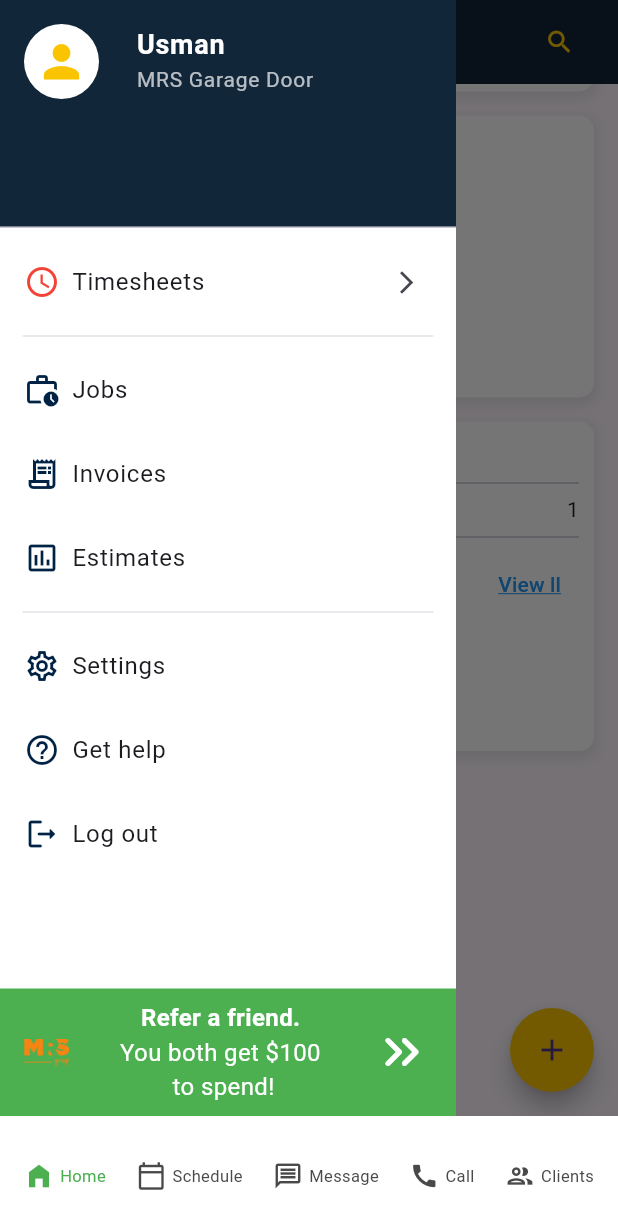
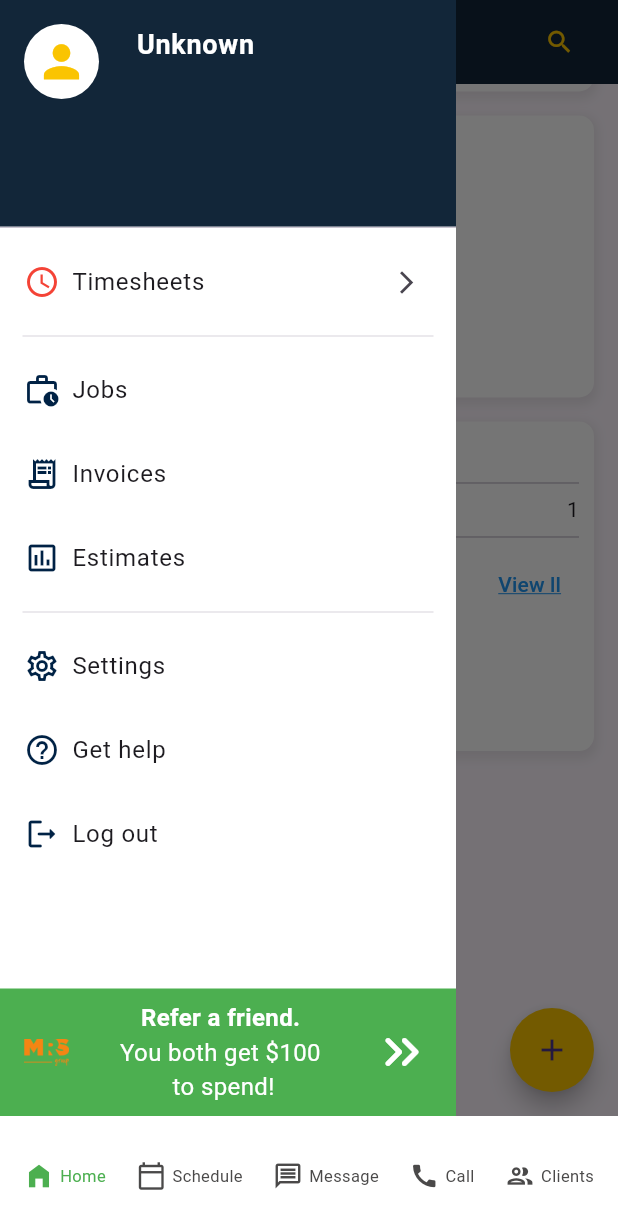
Before and after one commit to EngNazarHussain/CRM_MRS, a Flutter app: the BottomNavBar screen opened directly, scrolled down 517 dp, after a tap on the "format align left" icon, on a phone screen of 412 x 824 dp. Shown: the top 1229 px of the screen. Run offline on Flutter 3.47's test engine with Material 3 defaults, Android fonts, the light colour scheme and no system bars; our stand-ins replace awesome_dialog, connectivity_plus, fluttertoast, get, get_storage, image_picker and 5 more; missing offline and left inert: insta_image_viewer, overlay_loader_with_app_icon, shrink_sidemenu; accounts and stored records are empty; statements that could not run were skipped.

Commit message:
done 16 sep

```diff
--- a/lib/model/database/local_db.dart
+++ b/lib/model/database/local_db.dart
@@ -97,7 +97,7 @@ class DBManager {
       try {
         var decodedUser = jsonDecode(user);
         var _user = LogInModel.fromJson(decodedUser);
-        userEmail = _user.user.email ?? ""; // Fetch email from user data
+        userEmail = _user.data.user.email ?? ""; // Fetch email from user data inside the data field
       } catch (e) {
         debugPrint("catch:$e");
       }
@@ -115,7 +115,7 @@ class DBManager {
       try {
         var decodedUser = jsonDecode(user);
         var _user = LogInModel.fromJson(decodedUser);
-        userToken = _user.token; // Fetch token directly
+        userToken = _user.data.accessToken; // Fetch token from data.access_token
       } catch (e) {
         debugPrint("catch:$e");
       }
--- a/lib/view/screens/dashboard/BottomBarScreen/complaint.dart
+++ b/lib/view/screens/dashboard/BottomBarScreen/complaint.dart
@@ -36,7 +36,7 @@ class _ComplaintState extends State<Complaint> {
       appBar: CustomAppBar(
         scaffoldKey: _scaffoldKey,
       ),
-      drawer: CustomDrawer(), // Your custom drawer widget
+     // drawer: CustomDrawer(), // Your custom drawer widget
       body: Container(
         margin: EdgeInsets.only(left: marginLR, right: marginLR, top: 25),
         child: Column(
--- a/lib/view/screens/dashboard/BottomBarScreen/dashboard.dart
+++ b/lib/view/screens/dashboard/BottomBarScreen/dashboard.dart
@@ -17,14 +17,17 @@ import 'package:shared_preferences/shared_preferences.dart';
 import '../../../../constant.dart';
 
 class Dashboard extends StatefulWidget {
-  Dashboard();
+  bool isLoading;
+String user;
+String userTypeDisplay;
+  Dashboard({required this.isLoading, required  this.user, required this.userTypeDisplay});
   @override
   State<Dashboard> createState() => _DashboardState();
 }
 
 class _DashboardState extends State<Dashboard> {
   final AuthRepo authRepo = AuthRepo(apiClient: ApiClient());
-  bool isLoading = true;
+ // bool isLoading = true;
   final List<Map<String, dynamic>> dashboardData = [
     {
       'title': 'Today',
@@ -91,17 +94,12 @@ class _DashboardState extends State<Dashboard> {
 
   final GlobalKey<ScaffoldState> _scaffoldKey =
       GlobalKey<ScaffoldState>(); // Create GlobalKey
-      bool errorLod = false;
-      String userName  = '';
-        String userStatus = '';
-          String userTypeDisplay = '';
-            String userEmail  = '';
-             String authToken  = '';
+
 
   @override
   void initState() {
     super.initState();
-    loadSessionData();
+
 
   }
 
@@ -109,63 +107,6 @@ class _DashboardState extends State<Dashboard> {
   void dispose() {
     super.dispose();
   }
-    Future<void> checkConnectivity() async {
-    var connectivityResult = await (Connectivity().checkConnectivity());
-
-    if (connectivityResult == ConnectivityResult.none) {
-      setState(() {
-        errorLod = true;
-      });
-    } else {
-      setState(() {
-        errorLod = false;
-      });
-    }
-  }
-
-Future<void> loadSessionData() async {
-  final SharedPreferences prefs = await SharedPreferences.getInstance();
-
-  // Fetch the specific fields based on new API response
-  final String? firstName = prefs.getString('first_name');
-  final String? lastName = prefs.getString('last_name');
-  final String? status = prefs.getString('status');
-  final String? token = prefs.getString('token');
-  final String? userType = prefs.getString('user_type');
-
-  // Check if firstName and lastName exist before proceeding
-  if (firstName != null && lastName != null) {
-    setState(() {
-      userName = '$firstName $lastName';  // Combine first and last name
-      userStatus = status ?? 'Unknown';   // Status handling with a fallback value
-      authToken = token ?? 'N/A';         // Token handling
-      userTypeDisplay = userType ?? 'Unknown';  // User type handling
-    });
-      isLoading = false;
-
-    // Additional actions like connectivity check can follow here
-    checkConnectivity();
-
-    await Future.delayed(Duration(seconds: 1));
-
-    if (errorLod == true) {
-      AwesomeDialog(
-        context: context,
-        dialogType: DialogType.info,
-        animType: AnimType.bottomSlide,
-        title: 'No Internet Connection!',
-        desc: 'No active internet connection was found! \n The app will not run in offline mode, for the best experience, please connect to the internet!',
-        btnCancel: IconButton(
-          onPressed: () {
-            Navigator.pop(context);
-          },
-          icon: Icon(Icons.check),
-          color: Colors.green,
-        ),
-      ).show();
-    }
-  }
-}
 
 
   void _showBottomSheet(BuildContext context, String clientName) {
@@ -252,18 +193,18 @@ Future<void> loadSessionData() async {
 
     return OverlayLoaderWithAppIcon(
         overlayBackgroundColor: Colors.transparent,
-        isLoading: isLoading,
+        isLoading:widget.isLoading,
         appIcon: CircularProgressIndicator(),
         child: Container(
           child: Scaffold(
             key: _scaffoldKey, // Assign key to Scaffold
 
             appBar: CustomAppBar(
-              userName: userName,
-              userType: userTypeDisplay,
+              userName:widget.user,
+              userType: widget.userTypeDisplay,
               scaffoldKey: _scaffoldKey,
             ),
-            drawer: CustomDrawer(), // Your custom drawer widget
+            drawer: CustomDrawer(widget.userTypeDisplay, widget.user), // Your custom drawer widget
             body: ListView(
               padding: EdgeInsets.all(16.0),
               children: [
--- a/lib/view/screens/dashboard/BottomBarScreen/schedule/schedule.dart
+++ b/lib/view/screens/dashboard/BottomBarScreen/schedule/schedule.dart
@@ -4,6 +4,10 @@ import 'package:flutter/material.dart';
 
 
 class ScheduleScreen extends StatefulWidget {
+
+ String userTypeDisplay = '';
+  String userName = '';
+  ScheduleScreen(this.userTypeDisplay, this.userName);
   @override
   _ScheduleScreenState createState() => _ScheduleScreenState();
 }
--- a/lib/view/screens/dashboard/bottomNavBar.dart
+++ b/lib/view/screens/dashboard/bottomNavBar.dart
@@ -1,3 +1,5 @@
+import 'package:awesome_dialog/awesome_dialog.dart';
+import 'package:connectivity_plus/connectivity_plus.dart';
 import 'package:crm_mrs_app/view/screens/dashboard/BottomBarScreen/calls/calls_list.dart';
 import 'package:crm_mrs_app/view/screens/dashboard/BottomBarScreen/clients/clients_list.dart';
 import 'package:crm_mrs_app/view/screens/dashboard/BottomBarScreen/dashboard.dart';
@@ -16,15 +18,20 @@ class BottomNavBar extends StatefulWidget {
   _BottomNavBarState createState() => _BottomNavBarState();
 }
 
-class _BottomNavBarState extends State<BottomNavBar>
-    with TickerProviderStateMixin {
+class _BottomNavBarState extends State<BottomNavBar> with TickerProviderStateMixin {
   String initialTabString = "Dashboard";
   int _selectedIndex = 0;
-  List<Widget> _widgetOptions = <Widget>[];
+  List<Widget> _widgetOptions = [];
 
   bool isOpened = false;
-  String? _errorMessage;
-  static bool isLoading = true;
+  bool errorLod = false;
+  String userName = '';
+  String userStatus = '';
+  String userTypeDisplay = '';
+  String userEmail = '';
+  String authToken = '';
+  bool isLoading = true;
+
   final GlobalKey<SideMenuState> _endSideMenuKey = GlobalKey<SideMenuState>();
 
   toggleMenu([bool end = false]) {
@@ -43,16 +50,72 @@ class _BottomNavBarState extends State<BottomNavBar>
     prefs.setBool('isLoggedIn', false);
   }
 
+  Future<void> checkConnectivity() async {
+    var connectivityResult = await (Connectivity().checkConnectivity());
+    if (connectivityResult == ConnectivityResult.none) {
+      setState(() {
+        errorLod = true;
+      });
+    } else {
+      setState(() {
+        errorLod = false;
+      });
+    }
+  }
+
+  Future<void> loadSessionData() async {
+    final SharedPreferences prefs = await SharedPreferences.getInstance();
+    final String? firstName = prefs.getString('first_name');
+    final String? lastName = prefs.getString('last_name');
+    final String? status = prefs.getString('status');
+    final String? token = prefs.getString('token');
+    final String? userType = prefs.getString('user_type');
+
+    if (firstName != null && lastName != null) {
+      setState(() {
+        userName = '$firstName $lastName';
+        userStatus = status ?? 'Unknown';
+        authToken = token ?? 'N/A';
+        userTypeDisplay = userType ?? 'Unknown';
+        isLoading = false;
+      });
+
+      checkConnectivity();
+
+      if (errorLod == true) {
+        AwesomeDialog(
+          context: context,
+          dialogType: DialogType.info,
+          animType: AnimType.bottomSlide,
+          title: 'No Internet Connection!',
+          desc:
+              'No active internet connection was found! \n The app will not run in offline mode, for the best experience, please connect to the internet!',
+          btnCancel: IconButton(
+            onPressed: () {
+              Navigator.pop(context);
+            },
+            icon: Icon(Icons.check),
+            color: Colors.green,
+          ),
+        ).show();
+      }
+    }
+  }
+
   @override
   void initState() {
     super.initState();
-    _widgetOptions = [
-      Dashboard(),
-      ScheduleScreen(),
-      News(),
-      CallListScreen(),
-      ClientsListScreen(),
-    ];
+    loadSessionData().then((_) {
+      setState(() {
+        _widgetOptions = [
+          Dashboard(user: userName, userTypeDisplay: userTypeDisplay, isLoading: isLoading),
+          ScheduleScreen(userTypeDisplay,userName),
+          News( userTypeDisplay,userName),
+          CallListScreen( userTypeDisplay,userName),
+          ClientsListScreen( userTypeDisplay,userName),
+        ];
+      });
+    });
   }
 
   void _onItemTapped(int index) {
@@ -69,60 +132,42 @@ class _BottomNavBarState extends State<BottomNavBar>
       } else if (index == 4) {
         initialTabString = "Clients";
       }
-      print("Bottom bar Value : $index");
     });
   }
 
   @override
   Widget build(BuildContext context) {
+    if (isLoading) {
+      return Center(child: CircularProgressIndicator()); // Show loading state
+    }
+
     double scWidth = MediaQuery.of(context).size.width;
     double scHeight = MediaQuery.of(context).size.height;
+
     return SideMenu(
       key: _endSideMenuKey,
-      inverse: true, // end side menu
+      inverse: true,
       background: applightcolor,
       type: SideMenuType.shrinkNSlide,
       menu: Padding(
         padding: const EdgeInsets.only(left: 25.0),
-        child: CustomDrawer(),
+        child: CustomDrawer(userTypeDisplay, userName),
       ),
       onChange: (_isOpened) {
         setState(() => isOpened = _isOpened);
       },
       child: Scaffold(
-        //backgroundColor: greyColor,
-        // appBar: CustomAppBar(),
         body: _widgetOptions.elementAt(_selectedIndex),
         bottomNavigationBar: BottomAppBar(
           color: dfColor,
           child: Row(
             mainAxisAlignment: MainAxisAlignment.spaceBetween,
             children: <Widget>[
-              _buildTabItem(
-                index: 0,
-                icon: Icons.home_filled,
-                text: "Home",
-              ),
-              _buildTabItem(
-                index: 1,
-                icon: Icons.calendar_today_outlined,
-                text: "Schedule",
-              ),
-              _buildTabItem(
-                index: 2,
-                icon: Icons.message_outlined,
-                text: "Message",
-              ),
-              _buildTabItem(
-                index: 3,
-                icon: Icons.call,
-                text: "Call",
-              ),
-              _buildTabItem(
-                index: 4,
-                icon: Icons.group_outlined,
-                text: "Clients",
-              ),
+              _buildTabItem(index: 0, icon: Icons.home_filled, text: "Home"),
+              _buildTabItem(index: 1, icon: Icons.calendar_today_outlined, text: "Schedule"),
+              _buildTabItem(index: 2, icon: Icons.message_outlined, text: "Message"),
+              _buildTabItem(index: 3, icon: Icons.call, text: "Call"),
+              _buildTabItem(index: 4, icon: Icons.group_outlined, text: "Clients"),
             ],
           ),
         ),
@@ -130,8 +175,7 @@ class _BottomNavBarState extends State<BottomNavBar>
     );
   }
 
-  Widget _buildTabItem(
-      {required int index, required IconData icon, required String text}) {
+  Widget _buildTabItem({required int index, required IconData icon, required String text}) {
     return GestureDetector(
       onTap: () => _onItemTapped(index),
       child: Container(
@@ -148,8 +192,7 @@ class _BottomNavBarState extends State<BottomNavBar>
             Text(
               text,
               style: TextStyle(
-                  color:
-                      _selectedIndex == index ? Colors.green : lightBlackColor,
+                  color: _selectedIndex == index ? Colors.green : lightBlackColor,
                   fontSize: exXSmFontSize - 1),
             ),
           ],
--- a/lib/view/screens/dashboard/drawer/custom_drawer.dart
+++ b/lib/view/screens/dashboard/drawer/custom_drawer.dart
@@ -9,6 +9,10 @@ import 'package:flutter/material.dart';
 import 'package:get/get.dart';
 
 class CustomDrawer extends StatelessWidget {
+String userTypeDisplay = '';
+String user = '';
+  CustomDrawer(this. userTypeDisplay, this.user);
+
   @override
   Widget build(BuildContext context) {
     return Drawer(
@@ -42,7 +46,7 @@ class CustomDrawer extends StatelessWidget {
                           crossAxisAlignment: CrossAxisAlignment.start,
                           children: [
                             Text(
-                              'Usman',
+                              userTypeDisplay.toString(),
                               style: TextStyle(
                                 color: Colors.white,
                                 fontSize: 18,
@@ -50,7 +54,7 @@ class CustomDrawer extends StatelessWidget {
                               ),
                             ),
                             Text(
-                              'MRS Garage Door',
+                             user,
                               style: TextStyle(
                                 color: Colors.white70,
                                 fontSize: 14,
--- a/lib/view_model/view_models/login_model/login_model.dart
+++ b/lib/view_model/view_models/login_model/login_model.dart
@@ -1,32 +1,57 @@
 class LogInModel {
+  final int status;
   final String message;
-  final User user;
-  final String token;
+  final Data data;
 
   LogInModel({
+    required this.status,
     required this.message,
-    required this.user,
-    required this.token,
+    required this.data,
   });
 
   factory LogInModel.fromJson(Map<String, dynamic> json) {
     return LogInModel(
+      status: json['status'],
       message: json['message'],
-      user: User.fromJson(json['user']),
-      token: json['token'],
+      data: Data.fromJson(json['data']),
     );
   }
 
   Map<String, dynamic> toJson() {
     return {
+      'status': status,
       'message': message,
+      'data': data.toJson(),
+    };
+  }
+}
+
+class Data {
+  final String accessToken;
+  final User user;
+
+  Data({
+    required this.accessToken,
+    required this.user,
+  });
+
+  factory Data.fromJson(Map<String, dynamic> json) {
+    return Data(
+      accessToken: json['access_token'],
+      user: User.fromJson(json['user']),
+    );
+  }
+
+  Map<String, dynamic> toJson() {
+    return {
+      'access_token': accessToken,
       'user': user.toJson(),
-      'token': token,
     };
   }
 }
 
 class User {
+  final int id;
   final String firstName;
   final String lastName;
   final String email;
@@ -35,17 +60,11 @@ class User {
   final String? avatar;
   final String status;
   final int callMasking;
-  final String? color;
-  final String? techOption;
-  final String? location;
-  final String? skills;
-  final String? note;
-  final String? address;
-  final String? city;
-  final String? state;
-  final String? zipCode;
+  final List<String> roles;
+  final List<String> permissions;
 
   User({
+    required this.id,
     required this.firstName,
     required this.lastName,
     required this.email,
@@ -54,41 +73,29 @@ class User {
     this.avatar,
     required this.status,
     required this.callMasking,
-    this.color,
-    this.techOption,
-    this.location,
-    this.skills,
-    this.note,
-    this.address,
-    this.city,
-    this.state,
-    this.zipCode,
+    required this.roles,
+    required this.permissions,
   });
 
   factory User.fromJson(Map<String, dynamic> json) {
     return User(
-      firstName: json['first_name'] ?? '',
-      lastName: json['last_name'] ?? '',
-      email: json['email'] ?? '',
+      id: json['id'],
+      firstName: json['first_name'],
+      lastName: json['last_name'],
+      email: json['email'],
       phone: json['phone'],
-      userType: json['user_type'] ?? '',
+      userType: json['user_type'],
       avatar: json['avatar'],
-      status: json['status'] ?? '',
-      callMasking: json['call_masking'] ?? 0,
-      color: json['color'],
-      techOption: json['tech_option'],
-      location: json['location'],
-      skills: json['skills'],
-      note: json['note'],
-      address: json['address'],
-      city: json['city'],
-      state: json['state'],
-      zipCode: json['zip_code'],
+      status: json['status'],
+      callMasking: json['call_masking'],
+      roles: List<String>.from(json['roles'] ?? []),
+      permissions: List<String>.from(json['permissions'] ?? []),
     );
   }
 
   Map<String, dynamic> toJson() {
     return {
+      'id': id,
       'first_name': firstName,
       'last_name': lastName,
       'email': email,
@@ -97,15 +104,8 @@ class User {
       'avatar': avatar,
       'status': status,
       'call_masking': callMasking,
-      'color': color,
-      'tech_option': techOption,
-      'location': location,
-      'skills': skills,
-      'note': note,
-      'address': address,
-      'city': city,
-      'state': state,
-      'zip_code': zipCode,
+      'roles': roles,
+      'permissions': permissions,
     };
   }
 }
```
Also changed, not shown: lib/model/controller/auth_controller.dart (+13 -11 lines), lib/view/screens/dashboard/BottomBarScreen/calls/calls_list.dart (+6 -2 lines), lib/view/screens/dashboard/BottomBarScreen/clients/clients_list.dart (+6 -2 lines), lib/view/screens/dashboard/BottomBarScreen/task.dart (+4 -3 lines), 1 other file.
